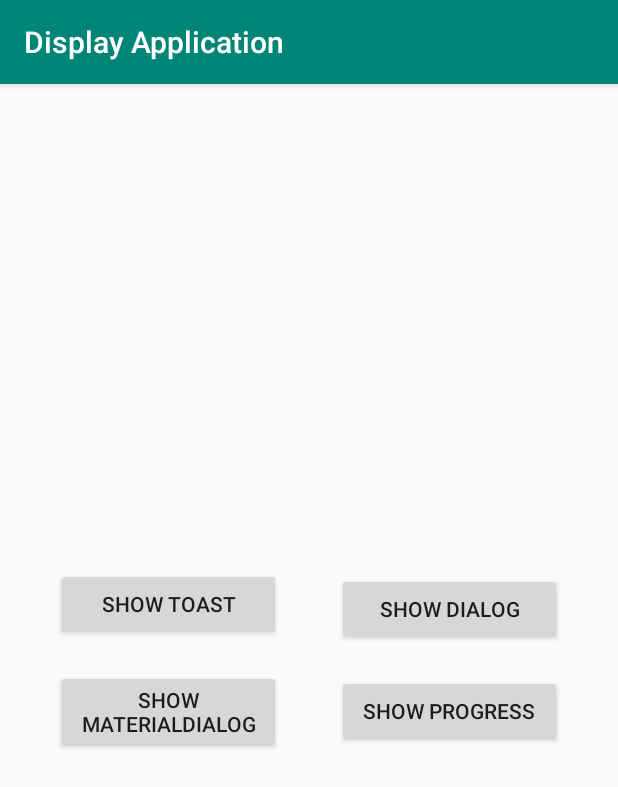
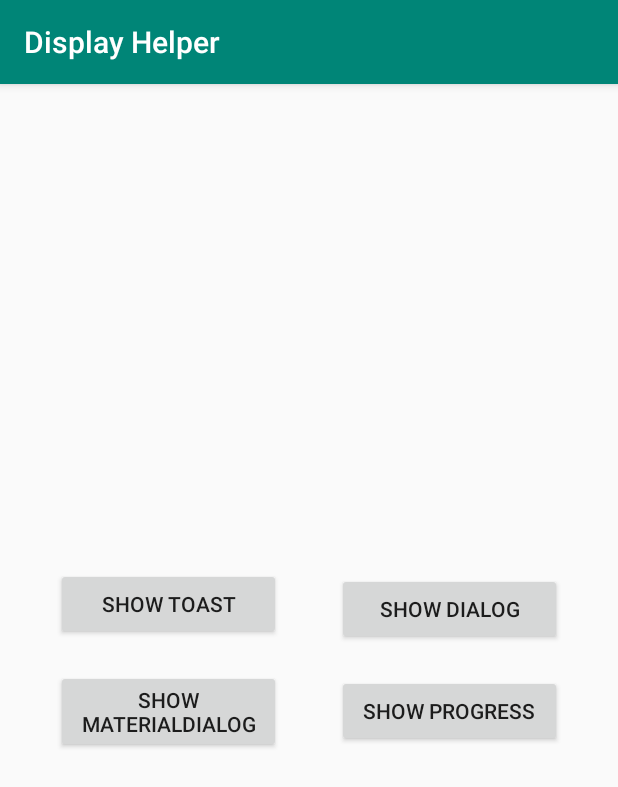
Before and after one commit to tranquilvid/DisplayApplication, an Android app: the screen it shows after launch (SampleActivity), on a phone screen of 412 x 824 dp. Shown: the top 787 px of the screen. Run offline under Robolectric (Android 15) with nearby library versions, the phone set to English and light mode, and no system bars.

```diff
--- a/app/build.gradle
+++ b/app/build.gradle
@@ -8,7 +8,7 @@ android {
         minSdkVersion 16
         targetSdkVersion 29
         versionCode 1
-        versionName "1.0"
+        versionName "1.0.1"
         testInstrumentationRunner "androidx.test.runner.AndroidJUnitRunner"
     }
     buildTypes {
@@ -23,7 +23,6 @@ dependencies {
     implementation fileTree(dir: 'libs', include: ['*.jar'])
     implementation 'androidx.appcompat:appcompat:1.1.0'
     implementation 'androidx.constraintlayout:constraintlayout:2.0.0-beta4'
- /*   implementation 'androidx.constraintlayout:constraintlayout:1.1.3'*/
     testImplementation 'junit:junit:4.12'
     androidTestImplementation 'androidx.test.ext:junit:1.1.1'
     androidTestImplementation 'androidx.test.espresso:espresso-core:3.2.0'
--- a/app/src/main/java/com/ndz/displayapplication/SampleActivity.java
+++ b/app/src/main/java/com/ndz/displayapplication/SampleActivity.java
@@ -1,22 +1,18 @@
 package com.ndz.displayapplication;
-
-import androidx.annotation.RequiresApi;
-import androidx.appcompat.app.AppCompatActivity;
-import androidx.fragment.app.FragmentManager;
 
 import android.content.Intent;
 import android.graphics.Color;
-import android.os.Build;
 import android.os.Bundle;
 import android.view.Gravity;
 import android.view.View;
 import android.widget.LinearLayout;
 import android.widget.Toast;
 
+import androidx.appcompat.app.AppCompatActivity;
+import androidx.fragment.app.FragmentManager;
+
 import com.ndz.displayhelper.dialog.DialogManager;
-import com.ndz.displayhelper.dialog.MaterialDialog;
 import com.ndz.displayhelper.dialog.MaterialDialogManager;
-import com.ndz.displayhelper.progress.ProgressManager;
 import com.ndz.displayhelper.toast.ToastManager;
 
 
@@ -29,18 +25,6 @@ public class SampleActivity extends AppCompatActivity {
     protected void onCreate(Bundle savedInstanceState) {
         super.onCreate(savedInstanceState);
         setContentView(R.layout.activity_main);
-
-
-      /*  mLayout=findViewById(R.id.layout_login);
-        mLayout.setOnClickListener(new View.OnClickListener() {
-            @Override
-            public void onClick(View view) {
-
-               *//* ProgressManager mManager = new ProgressManager.Builder().setmContext(this).setMaxLimit(100).setmMessage("Loading....").setmTitle("Api Call").setStyle(1).setmTheme(0).build();
-                mManager.showProgress();
-               *//*
-            }
-        });*/
 
     }
 
--- a/app/src/main/res/values/strings.xml
+++ b/app/src/main/res/values/strings.xml
@@ -1,4 +1,4 @@
 <resources>
-    <string name="app_name">Display Application</string>
+    <string name="app_name">Display Helper</string>
     <string name="label_sign_up">Sign Up</string>
 </resources>
```
